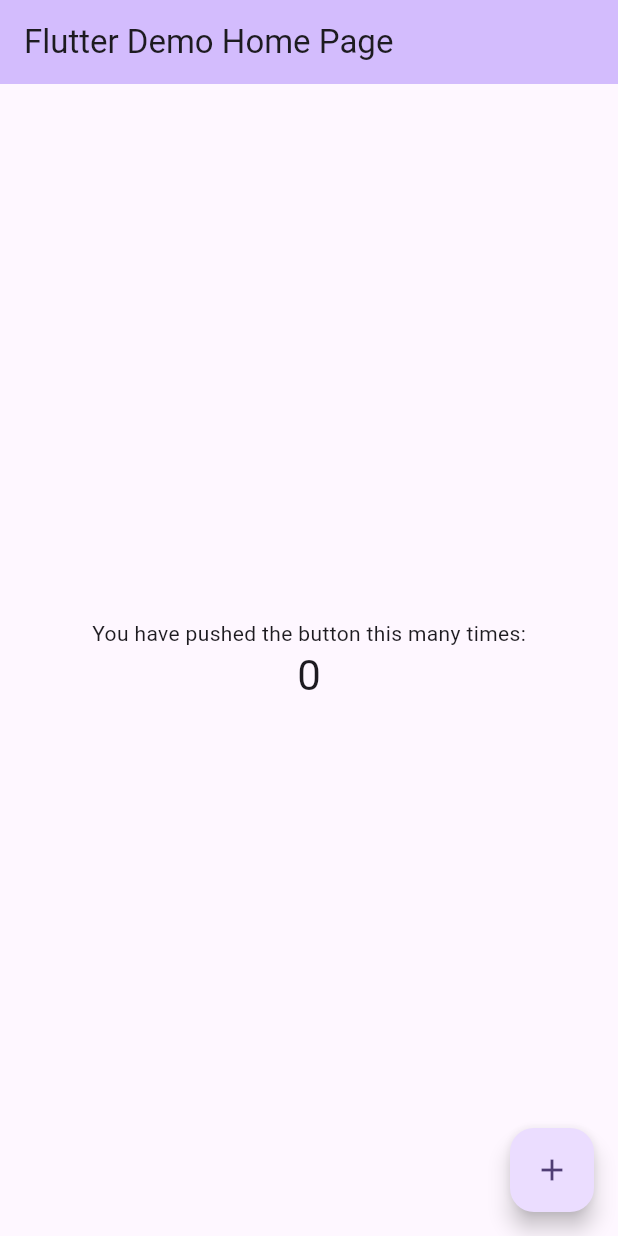
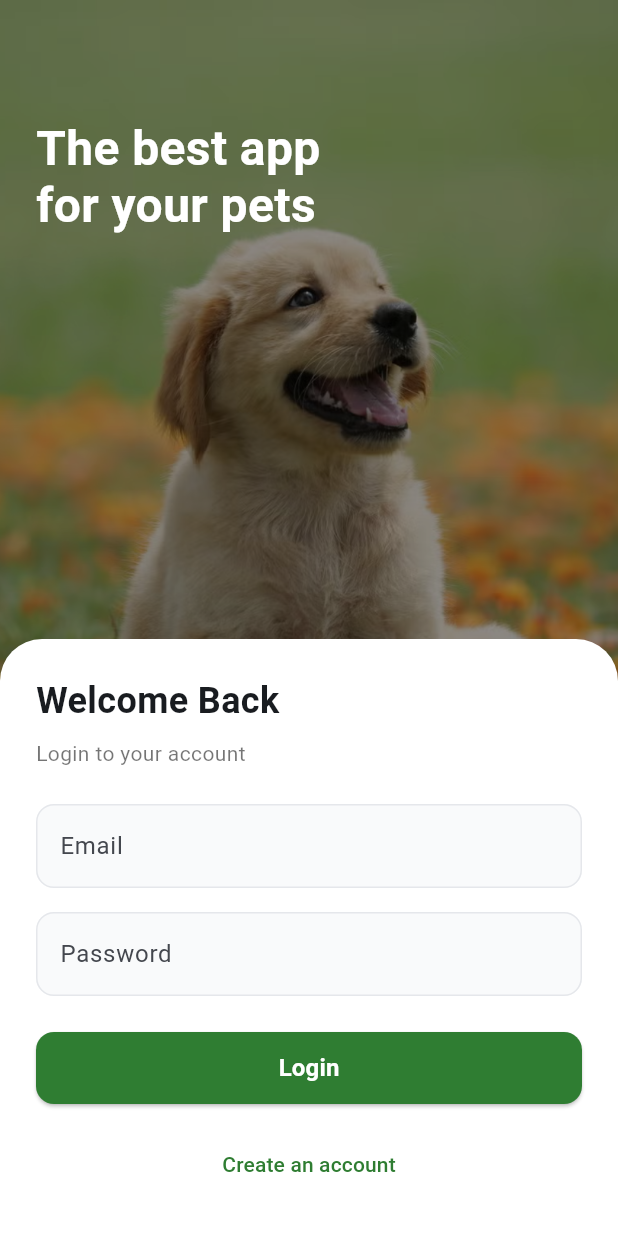
Before and after one commit to kalviumcommunity/S73-0226-ByteBuddies-FlutterAndFirebase-PawTrust, a Flutter app: the screen it shows after launch, on a phone screen of 412 x 824 dp. Run offline on Flutter 3.47's test engine with Material 3 defaults, Android fonts, the phone set to English and light mode, and no system bars.

Commit message:
feat: added login and signup screens

```diff
--- /dev/null
+++ b/lib/app.dart
@@ -0,0 +1,38 @@
+import 'package:flutter/material.dart';
+import 'screens/login_screen.dart';
+
+class PawTrustApp extends StatelessWidget {
+  const PawTrustApp({super.key});
+
+  @override
+  Widget build(BuildContext context) {
+    return MaterialApp(
+      title: 'PawTrust',
+      debugShowCheckedModeBanner: false,
+      theme: ThemeData(
+        useMaterial3: true,
+        scaffoldBackgroundColor: const Color(0xFFF9FAFB),
+        colorScheme: ColorScheme.fromSeed(
+          seedColor: const Color(0xFF2F80ED),
+        ),
+        inputDecorationTheme: InputDecorationTheme(
+          filled: true,
+          fillColor: Colors.white,
+          border: OutlineInputBorder(
+            borderRadius: BorderRadius.circular(12),
+            borderSide: const BorderSide(color: Color(0xFFE5E7EB)),
+          ),
+          enabledBorder: OutlineInputBorder(
+            borderRadius: BorderRadius.circular(12),
+            borderSide: const BorderSide(color: Color(0xFFE5E7EB)),
+          ),
+          focusedBorder: OutlineInputBorder(
+            borderRadius: BorderRadius.circular(12),
+            borderSide: const BorderSide(color: Color(0xFF2F80ED)),
+          ),
+        ),
+      ),
+      home: const LoginScreen(),
+    );
+  }
+}
--- a/lib/main.dart
+++ b/lib/main.dart
@@ -1,122 +1,6 @@
 import 'package:flutter/material.dart';
+import 'app.dart';
 
 void main() {
-  runApp(const MyApp());
+  runApp(const PawTrustApp());
 }
-
-class MyApp extends StatelessWidget {
-  const MyApp({super.key});
-
-  // This widget is the root of your application.
-  @override
-  Widget build(BuildContext context) {
-    return MaterialApp(
-      title: 'Flutter Demo',
-      theme: ThemeData(
-        // This is the theme of your application.
-        //
-        // TRY THIS: Try running your application with "flutter run". You'll see
-        // the application has a purple toolbar. Then, without quitting the app,
-        // try changing the seedColor in the colorScheme below to Colors.green
-        // and then invoke "hot reload" (save your changes or press the "hot
-        // reload" button in a Flutter-supported IDE, or press "r" if you used
-        // the command line to start the app).
-        //
-        // Notice that the counter didn't reset back to zero; the application
-        // state is not lost during the reload. To reset the state, use hot
-        // restart instead.
-        //
-        // This works for code too, not just values: Most code changes can be
-        // tested with just a hot reload.
-        colorScheme: .fromSeed(seedColor: Colors.deepPurple),
-      ),
-      home: const MyHomePage(title: 'Flutter Demo Home Page'),
-    );
-  }
-}
-
-class MyHomePage extends StatefulWidget {
-  const MyHomePage({super.key, required this.title});
-
-  // This widget is the home page of your application. It is stateful, meaning
-  // that it has a State object (defined below) that contains fields that affect
-  // how it looks.
-
-  // This class is the configuration for the state. It holds the values (in this
-  // case the title) provided by the parent (in this case the App widget) and
-  // used by the build method of the State. Fields in a Widget subclass are
-  // always marked "final".
-
-  final String title;
-
-  @override
-  State<MyHomePage> createState() => _MyHomePageState();
-}
-
-class _MyHomePageState extends State<MyHomePage> {
-  int _counter = 0;
-
-  void _incrementCounter() {
-    setState(() {
-      // This call to setState tells the Flutter framework that something has
-      // changed in this State, which causes it to rerun the build method below
-      // so that the display can reflect the updated values. If we changed
-      // _counter without calling setState(), then the build method would not be
-      // called again, and so nothing would appear to happen.
-      _counter++;
-    });
-  }
-
-  @override
-  Widget build(BuildContext context) {
-    // This method is rerun every time setState is called, for instance as done
-    // by the _incrementCounter method above.
-    //
-    // The Flutter framework has been optimized to make rerunning build methods
-    // fast, so that you can just rebuild anything that needs updating rather
-    // than having to individually change instances of widgets.
-    return Scaffold(
-      appBar: AppBar(
-        // TRY THIS: Try changing the color here to a specific color (to
-        // Colors.amber, perhaps?) and trigger a hot reload to see the AppBar
-        // change color while the other colors stay the same.
-        backgroundColor: Theme.of(context).colorScheme.inversePrimary,
-        // Here we take the value from the MyHomePage object that was created by
-        // the App.build method, and use it to set our appbar title.
-        title: Text(widget.title),
-      ),
-      body: Center(
-        // Center is a layout widget. It takes a single child and positions it
-        // in the middle of the parent.
-        child: Column(
-          // Column is also a layout widget. It takes a list of children and
-          // arranges them vertically. By default, it sizes itself to fit its
-          // children horizontally, and tries to be as tall as its parent.
-          //
-          // Column has various properties to control how it sizes itself and
-          // how it positions its children. Here we use mainAxisAlignment to
-          // center the children vertically; the main axis here is the vertical
-          // axis because Columns are vertical (the cross axis would be
-          // horizontal).
-          //
-          // TRY THIS: Invoke "debug painting" (choose the "Toggle Debug Paint"
-          // action in the IDE, or press "p" in the console), to see the
-          // wireframe for each widget.
-          mainAxisAlignment: .center,
-          children: [
-            const Text('You have pushed the button this many times:'),
-            Text(
-              '$_counter',
-              style: Theme.of(context).textTheme.headlineMedium,
-            ),
-          ],
-        ),
-      ),
-      floatingActionButton: FloatingActionButton(
-        onPressed: _incrementCounter,
-        tooltip: 'Increment',
-        child: const Icon(Icons.add),
-      ),
-    );
-  }
-}
--- /dev/null
+++ b/lib/screens/login_screen.dart
@@ -0,0 +1,158 @@
+import 'package:flutter/material.dart';
+import 'signup_screen.dart';
+
+class LoginScreen extends StatelessWidget {
+  const LoginScreen({super.key});
+
+  @override
+  Widget build(BuildContext context) {
+    return Scaffold(
+      body: SizedBox(
+        width: double.infinity,
+        height: double.infinity,
+        child: Stack(
+          children: [
+            Positioned.fill(
+              child: Image.asset(
+                'assets/images/auth_bg.png',
+                fit: BoxFit.cover,
+              ),
+            ),
+
+            Positioned.fill(
+              child: Container(
+                color: Colors.black.withOpacity(0.45),
+              ),
+            ),
+
+            Column(
+              crossAxisAlignment: CrossAxisAlignment.start,
+              children: [
+                const SizedBox(height: 80),
+
+                const Padding(
+                  padding: EdgeInsets.symmetric(horizontal: 24),
+                  child: Text(
+                    'The best app\nfor your pets',
+                    style: TextStyle(
+                      fontSize: 32,
+                      fontWeight: FontWeight.bold,
+                      color: Colors.white,
+                      height: 1.2,
+                    ),
+                  ),
+                ),
+
+                const Spacer(),
+
+                Container(
+                  width: double.infinity,
+                  padding: const EdgeInsets.all(24),
+                  decoration: const BoxDecoration(
+                    color: Colors.white,
+                    borderRadius: BorderRadius.vertical(
+                      top: Radius.circular(28),
+                    ),
+                  ),
+                  child: Column(
+                    crossAxisAlignment: CrossAxisAlignment.start,
+                    mainAxisSize: MainAxisSize.min,
+                    children: [
+                      const Text(
+                        'Welcome Back',
+                        style: TextStyle(
+                          fontSize: 24,
+                          fontWeight: FontWeight.bold,
+                        ),
+                      ),
+                      const SizedBox(height: 8),
+                      const Text(
+                        'Login to your account',
+                        style: TextStyle(
+                          color: Colors.black54,
+                        ),
+                      ),
+
+                      const SizedBox(height: 24),
+
+                      TextField(
+                        decoration: InputDecoration(
+                          hintText: 'Email',
+                          filled: true,
+                          fillColor: const Color(0xFFF9FAFB),
+                          border: OutlineInputBorder(
+                            borderRadius: BorderRadius.circular(12),
+                            borderSide: BorderSide.none,
+                          ),
+                        ),
+                      ),
+                      const SizedBox(height: 16),
+
+                      TextField(
+                        obscureText: true,
+                        decoration: InputDecoration(
+                          hintText: 'Password',
+                          filled: true,
+                          fillColor: const Color(0xFFF9FAFB),
+                          border: OutlineInputBorder(
+                            borderRadius: BorderRadius.circular(12),
+                            borderSide: BorderSide.none,
+                          ),
+                        ),
+                      ),
+
+                      const SizedBox(height: 24),
+
+                      SizedBox(
+                        width: double.infinity,
+                        height: 48,
+                        child: ElevatedButton(
+                          onPressed: () {},
+                          style: ElevatedButton.styleFrom(
+                            backgroundColor: const Color(0xFF2F7D32),
+                            shape: RoundedRectangleBorder(
+                              borderRadius: BorderRadius.circular(12),
+                            ),
+                          ),
+                          child: const Text(
+                            'Login',
+                            style: TextStyle(
+                              color: Colors.white,
+                              fontSize: 16,
+                              fontWeight: FontWeight.w600,
+                            ),
+                          ),
+                        ),
+                      ),
+
+                      const SizedBox(height: 16),
+
+                      Center(
+                        child: TextButton(
+                          onPressed: () {
+                            Navigator.push(
+      context,
+      MaterialPageRoute(
+        builder: (context) => const SignupScreen(),
+      ),
+    );
+                          },
+                          child: const Text(
+                            'Create an account',
+                            style: TextStyle(
+                              color: Color(0xFF2F7D32),
+                            ),
+                          ),
+                        ),
+                      ),
+                    ],
+                  ),
+                ),
+              ],
+            ),
+          ],
+        ),
+      ),
+    );
+  }
+}
--- a/pubspec.yaml
+++ b/pubspec.yaml
@@ -1,5 +1,5 @@
-name: sprint_2
-description: "A new Flutter project."
+name: pawtrust
+description: "A trusted pet care discovery and monitoring app for pet owners and caregivers."
 # The following line prevents the package from being accidentally published to
 # pub.dev using `flutter pub publish`. This is preferred for private packages.
 publish_to: 'none' # Remove this line if you wish to publish to pub.dev
@@ -56,6 +56,8 @@ flutter:
   # included with your application, so that you can use the icons in
   # the material Icons class.
   uses-material-design: true
+  assets:
+    - assets/images/
 
   # To add assets to your application, add an assets section, like this:
   # assets:
```
Also changed, not shown: lib/screens/signup_screen.dart (added, +181 -0 lines), assets/images/auth_bg.png (added), 3 other files.
